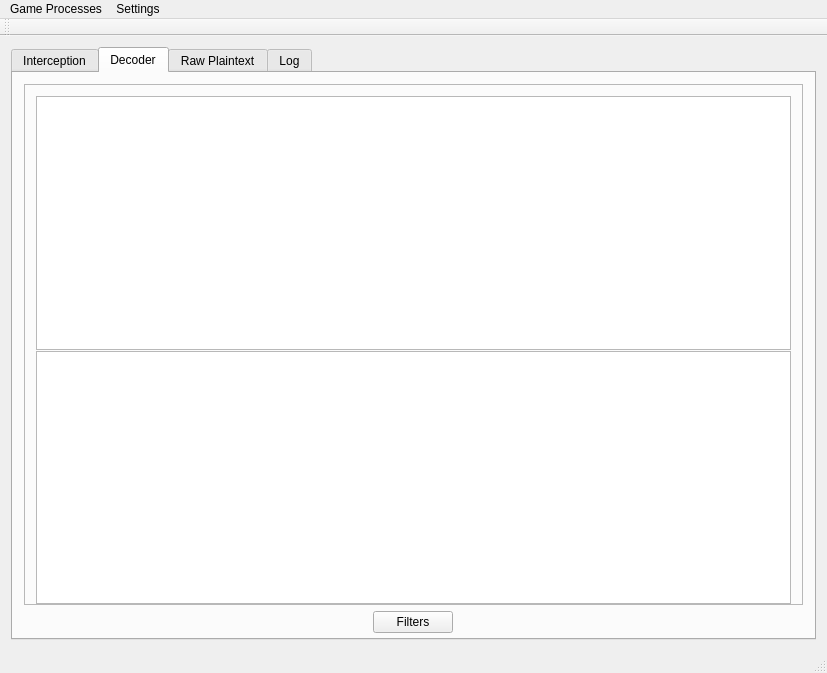
Qt form exileSniffer/exileSniffer.ui (ncatlin/exileSniffer) before a commit.
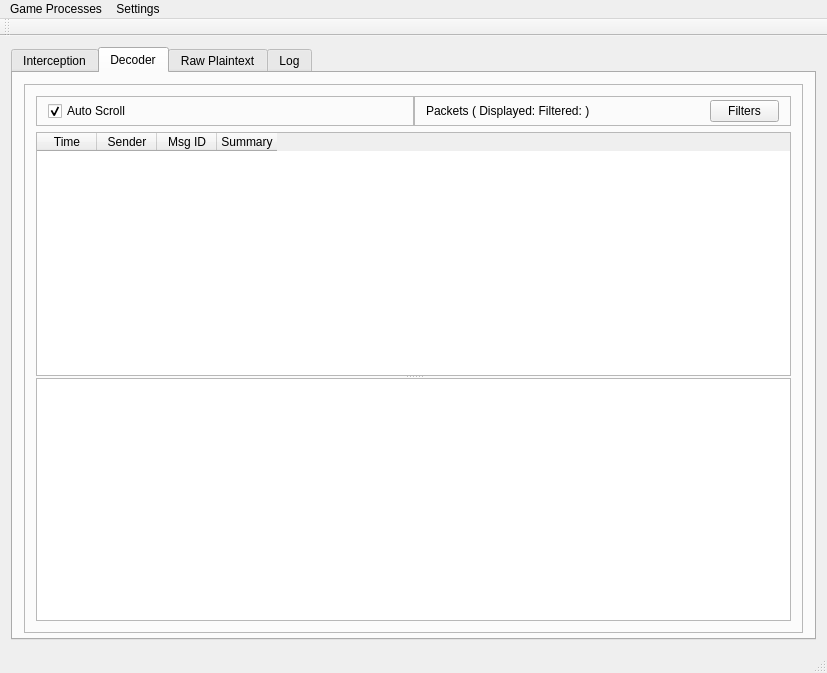
The same form after that commit.

Commit message: implementation of scrolling decoded packet summaries, colour coding, display/filter counts

```diff
--- a/exileSniffer/exileSniffer.ui
+++ b/exileSniffer/exileSniffer.ui
@@ -139,39 +139,152 @@
           <property name="frameShadow">
            <enum>QFrame::Raised</enum>
           </property>
-          <layout class="QVBoxLayout" name="verticalLayout_3" stretch="0,0">
-           <property name="spacing">
-            <number>1</number>
-           </property>
-           <property name="bottomMargin">
-            <number>0</number>
-           </property>
+          <layout class="QVBoxLayout" name="verticalLayout_3">
            <item>
-            <widget class="QListWidget" name="decodedList"/>
+            <layout class="QHBoxLayout" name="horizontalLayout_5">
+             <property name="spacing">
+              <number>0</number>
+             </property>
+             <item>
+              <widget class="QFrame" name="decodedControlFrame">
+               <property name="frameShape">
+                <enum>QFrame::StyledPanel</enum>
+               </property>
+               <property name="frameShadow">
+                <enum>QFrame::Raised</enum>
+               </property>
+               <layout class="QHBoxLayout" name="horizontalLayout_6">
+                <property name="topMargin">
+                 <number>3</number>
+                </property>
+                <property name="bottomMargin">
+                 <number>3</number>
+                </property>
+                <item>
+                 <widget class="QCheckBox" name="decodedAutoscrollCheck">
+                  <property name="layoutDirection">
+                   <enum>Qt::LeftToRight</enum>
+                  </property>
+                  <property name="text">
+                   <string>Auto Scroll</string>
+                  </property>
+                  <property name="checked">
+                   <bool>true</bool>
+                  </property>
+                 </widget>
+                </item>
+               </layout>
+              </widget>
+             </item>
+             <item>
+              <widget class="QFrame" name="decodedLabelFrame">
+               <property name="minimumSize">
+                <size>
+                 <width>0</width>
+                 <height>0</height>
+                </size>
+               </property>
+               <property name="frameShape">
+                <enum>QFrame::StyledPanel</enum>
+               </property>
+               <property name="frameShadow">
+                <enum>QFrame::Raised</enum>
+               </property>
+               <layout class="QHBoxLayout" name="horizontalLayout_3">
+                <property name="topMargin">
+                 <number>3</number>
+                </property>
+                <property name="bottomMargin">
+                 <number>3</number>
+                </property>
+                <item>
+                 <widget class="QLabel" name="decodedDisplayedLabel">
+                  <property name="text">
+                   <string>Packets ( Displayed: Filtered: )</string>
+                  </property>
+                 </widget>
+                </item>
+                <item>
+                 <widget class="QPushButton" name="decodedFiltersBtn">
+                  <property name="maximumSize">
+                   <size>
+                    <width>69</width>
+                    <height>16777215</height>
+                   </size>
+                  </property>
+                  <property name="text">
+                   <string>Filters</string>
+                  </property>
+                 </widget>
+                </item>
+               </layout>
+              </widget>
+             </item>
+            </layout>
            </item>
            <item>
-            <widget class="QPlainTextEdit" name="decodedText"/>
+            <widget class="QSplitter" name="splitter">
+             <property name="orientation">
+              <enum>Qt::Vertical</enum>
+             </property>
+             <property name="handleWidth">
+              <number>2</number>
+             </property>
+             <widget class="QTableWidget" name="decodedList">
+              <property name="layoutDirection">
+               <enum>Qt::LeftToRight</enum>
+              </property>
+              <property name="horizontalScrollBarPolicy">
+               <enum>Qt::ScrollBarAsNeeded</enum>
+              </property>
+              <property name="showDropIndicator" stdset="0">
+               <bool>false</bool>
+              </property>
+              <property name="dragEnabled">
+               <bool>false</bool>
+              </property>
+              <property name="sortingEnabled">
+               <bool>true</bool>
+              </property>
+              <attribute name="horizontalHeaderDefaultSectionSize">
+               <number>60</number>
+              </attribute>
+              <attribute name="horizontalHeaderMinimumSectionSize">
+               <number>43</number>
+              </attribute>
+              <attribute name="verticalHeaderVisible">
+               <bool>false</bool>
+              </attribute>
+              <attribute name="verticalHeaderHighlightSections">
+               <bool>false</bool>
+              </attribute>
+              <column>
+               <property name="text">
+                <string>Time</string>
+               </property>
+              </column>
+              <column>
+               <property name="text">
+                <string>Sender</string>
+               </property>
+              </column>
+              <column>
+               <property name="text">
+                <string>Msg ID</string>
+               </property>
+              </column>
+              <column>
+               <property name="text">
+                <string>Summary</string>
+               </property>
+              </column>
+             </widget>
+             <widget class="QPlainTextEdit" name="decodedText"/>
+            </widget>
            </item>
           </layout>
          </widget>
         </item>
-        <item row="1" column="0">
-         <layout class="QHBoxLayout" name="horizontalLayout_4">
-          <item>
-           <widget class="QPushButton" name="decodedFiltersBtn">
-            <property name="maximumSize">
-             <size>
-              <width>80</width>
-              <height>16777215</height>
-             </size>
-            </property>
-            <property name="text">
-             <string>Filters</string>
-            </property>
-           </widget>
-          </item>
-         </layout>
-        </item>
        </layout>
       </widget>
       <widget class="QWidget" name="rawDecryptTab">
```
Left out of the diff: 23 changed lines with no effect on the pictures. The commit also changes 13 other files.
